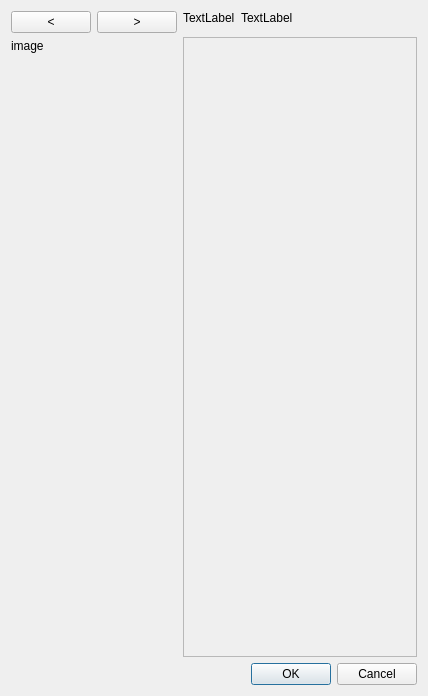
Old version of the form anatomy/playwindow.ui in the repository caiovosilva/anatomy.
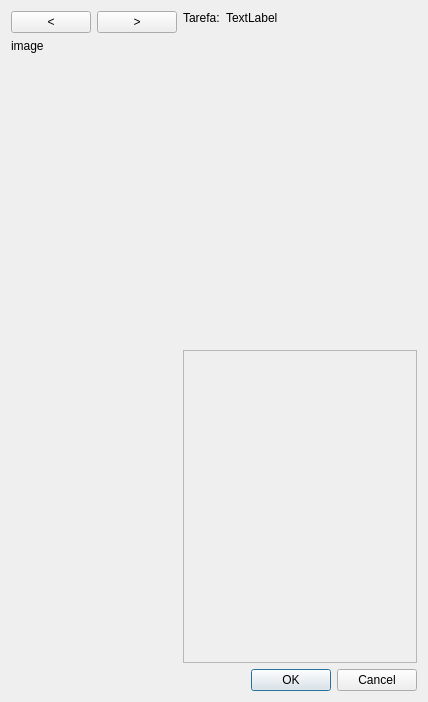
New version of the form.

Commit message: now showing maximized and fitting to screen size

Diff of the .ui file:
```diff
--- a/anatomy/playwindow.ui
+++ b/anatomy/playwindow.ui
@@ -7,7 +7,7 @@
     <x>0</x>
     <y>0</y>
     <width>428</width>
-    <height>682</height>
+    <height>702</height>
    </rect>
   </property>
   <property name="windowTitle">
@@ -54,7 +54,7 @@
      <item row="0" column="0">
       <widget class="QLabel" name="label_2">
        <property name="text">
-        <string>TextLabel</string>
+        <string>Tarefa:</string>
        </property>
       </widget>
      </item>
@@ -72,7 +72,7 @@
          <property name="minimumSize">
           <size>
            <width>0</width>
-           <height>620</height>
+           <height>0</height>
           </size>
          </property>
          <property name="widgetResizable">
@@ -83,8 +83,8 @@
            <rect>
             <x>0</x>
             <y>0</y>
-            <width>222</width>
-            <height>618</height>
+            <width>206</width>
+            <height>68</height>
            </rect>
           </property>
          </widget>
```
The commit also changes 1 other file.
